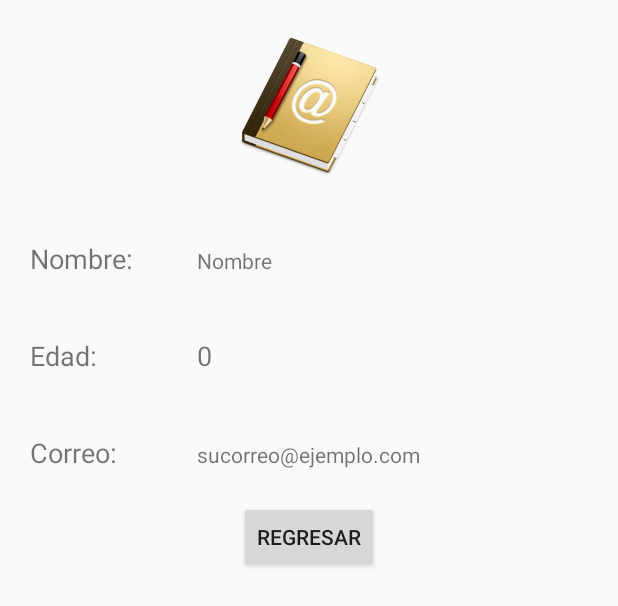
After one commit to visamo/tarea_formulario, an Android app: the layout activity_segundo.xml on its own in the app's theme, with its tools: preview values and no code run, on a phone screen of 412 x 824 dp. The commit adds this screen. Shown: the top 606 px of the screen. Run offline under Robolectric (Android 15) with nearby library versions, the phone set to English and light mode, and no system bars.

Commit message:
Prueba de envio

```diff
--- a/app/src/main/AndroidManifest.xml
+++ b/app/src/main/AndroidManifest.xml
@@ -16,6 +16,7 @@
                 <category android:name="android.intent.category.LAUNCHER" />
             </intent-filter>
         </activity>
+        <activity android:name=".SegundoActivity"></activity>
     </application>
 
 </manifest>
--- a/app/src/main/java/com/fireblend/datos/MainActivity.java
+++ b/app/src/main/java/com/fireblend/datos/MainActivity.java
@@ -1,7 +1,9 @@
 package com.fireblend.datos;
 
+import android.content.Intent;
 import android.support.v7.app.AppCompatActivity;
 import android.os.Bundle;
+import android.view.Gravity;
 import android.widget.Button;
 import android.widget.EditText;
 import android.widget.SeekBar;
@@ -57,6 +59,42 @@ public class MainActivity extends AppCompatActivity {
         //Agregarle al intent los valores recuperados
 
         //Llamar a startActivity() con ese intent
+        boolean paso=true;
+        if(nombre.getText().length()<=0){
+            Toast toast =
+            Toast.makeText(MainActivity.this, "Digite un Nombre",
+                    Toast.LENGTH_LONG);
+            toast.setGravity(Gravity.TOP|Gravity.LEFT,0,0);
+            toast.show();
+            paso=false;
+            return;
+        }
+        if(correo.getText().length()<=0){
+            Toast toast =
+                    Toast.makeText(MainActivity.this, "Digite un Correo",
+                            Toast.LENGTH_LONG);
+            toast.setGravity(Gravity.TOP|Gravity.LEFT,0,0);
+            toast.show();
+            paso=false;
+            return;
+        }
+        if(edad.getProgress()<=0){
+            Toast toast =
+                    Toast.makeText(MainActivity.this, "Escoja la edad",
+                            Toast.LENGTH_LONG);
+            toast.setGravity(Gravity.TOP|Gravity.LEFT,0,0);
+            toast.show();
+            paso=false;
+            return;
+        }
+
+        if(paso) {
+            Intent intent = new Intent(MainActivity.this, SegundoActivity.class);
+            intent.putExtra("nombre",nombre.getText().toString());
+            intent.putExtra("edad",edad.getProgress());
+            intent.putExtra("correo",correo.getText().toString());
+            startActivity(intent);
+        }
     }
 
 
--- /dev/null
+++ b/app/src/main/res/layout/activity_segundo.xml
@@ -0,0 +1,95 @@
+<?xml version="1.0" encoding="utf-8"?>
+
+
+    <LinearLayout xmlns:android="http://schemas.android.com/apk/res/android"
+        android:layout_width="match_parent"
+        android:layout_height="match_parent"
+        android:gravity="center_horizontal"
+        android:orientation="vertical">
+
+        <ImageView
+            android:layout_width="100dp"
+            android:layout_height="100dp"
+            android:layout_margin="20dp"
+            android:src="@drawable/address" />
+
+        <LinearLayout
+            android:layout_width="match_parent"
+            android:layout_height="wrap_content"
+            android:layout_margin="20dp"
+            android:orientation="horizontal">
+
+            <TextView
+                android:layout_width="0dp"
+                android:layout_height="wrap_content"
+                android:layout_weight="0.3"
+                android:text="Nombre:"
+                android:textSize="18sp" />
+
+            <TextView
+                android:id="@+id/nombre"
+                android:layout_width="0dp"
+                android:layout_height="wrap_content"
+                android:layout_weight="0.7"
+                android:text="Nombre"/>
+
+        </LinearLayout>
+
+        <LinearLayout
+            android:layout_width="match_parent"
+            android:layout_height="wrap_content"
+            android:layout_margin="20dp"
+            android:gravity="center_vertical"
+            android:orientation="horizontal">
+
+            <TextView
+                android:layout_width="0dp"
+                android:layout_height="wrap_content"
+                android:layout_weight="0.3"
+                android:text="Edad:"
+                android:textSize="18sp" />
+
+
+
+            <TextView
+                android:id="@+id/edad"
+                android:layout_width="0dp"
+                android:layout_height="wrap_content"
+                android:layout_weight="0.7"
+                android:text="0"
+                android:textSize="18sp" />
+
+
+        </LinearLayout>
+
+        <LinearLayout
+            android:layout_width="match_parent"
+            android:layout_height="wrap_content"
+            android:layout_margin="20dp"
+            android:orientation="horizontal">
+
+            <TextView
+                android:layout_width="0dp"
+                android:layout_height="wrap_content"
+                android:layout_weight="0.3"
+                android:text="Correo:"
+                android:textSize="18sp" />
+
+            <TextView
+                android:id="@+id/correo"
+                android:layout_width="0dp"
+                android:layout_height="wrap_content"
+                android:layout_weight="0.7"
+                android:text="sucorreo@ejemplo.com"/>
+
+        </LinearLayout>
+
+
+        <Button
+            android:id="@+id/botonAtras"
+            android:layout_width="wrap_content"
+            android:layout_height="wrap_content"
+            android:text="Regresar" />
+
+
+    </LinearLayout>
```
Also changed, not shown: 1539 other files.
